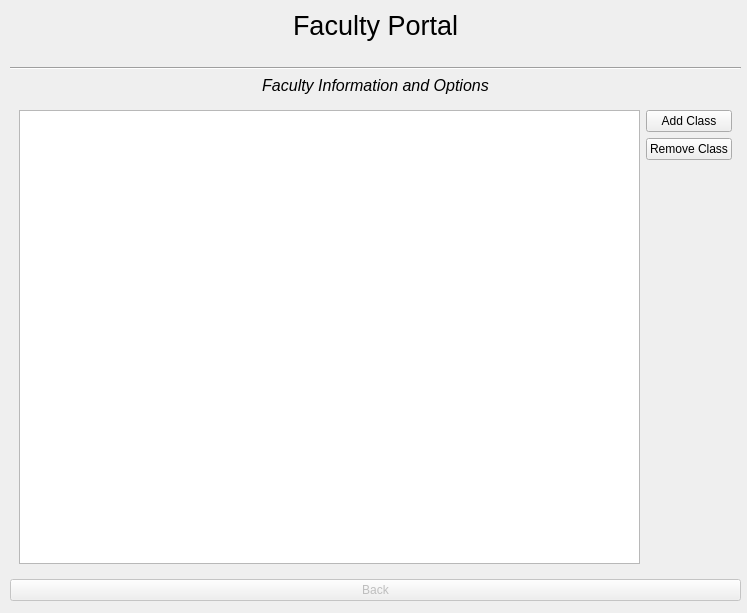
Before: the Qt Designer form Form Files/facultyView.ui in alixabahena/SIMS, drawn with Qt 5.
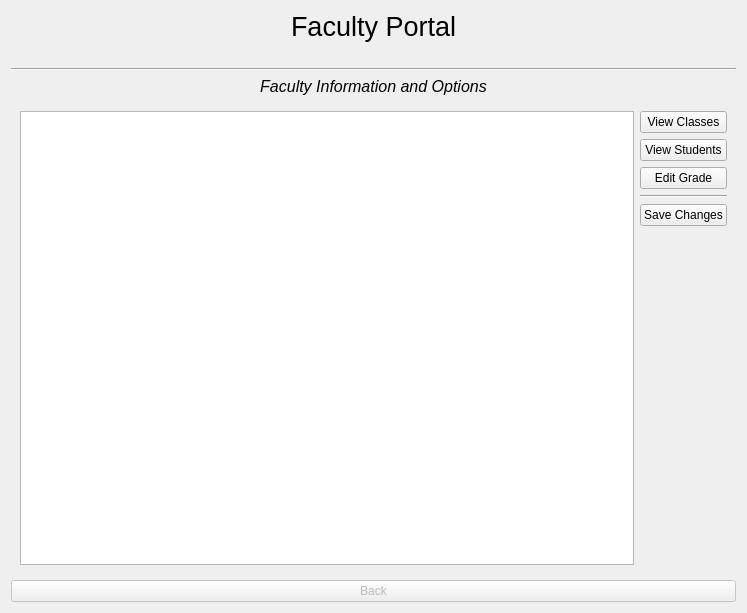
After: the same form once the commit is applied. The open tabs and pages were chosen to show the change.

Commit message: Adding more features to faculty view

Diff of the .ui file:
```diff
--- a/Form Files/facultyView.ui
+++ b/Form Files/facultyView.ui
@@ -13,15 +13,8 @@
   <property name="windowTitle">
    <string>Form</string>
   </property>
-  <widget class="QWidget" name="layoutWidget">
-   <property name="geometry">
-    <rect>
-     <x>10</x>
-     <y>10</y>
-     <width>731</width>
-     <height>591</height>
-    </rect>
-   </property>
+  <layout class="QVBoxLayout" name="verticalLayout_2">
+   <item>
    <layout class="QVBoxLayout" name="MainLayout">
     <item>
      <layout class="QVBoxLayout" name="verticalLayout_4"/>
@@ -295,21 +288,48 @@
        <layout class="QVBoxLayout" name="verticalLayout_10">
         <item>
          <layout class="QGridLayout" name="gridLayout_2">
-          <item row="0" column="1">
-           <widget class="QPushButton" name="addClassButton">
+           <item row="2" column="1">
+            <widget class="QPushButton" name="editGradeButton">
             <property name="text">
-             <string>Add Class</string>
+              <string>Edit Grade</string>
+             </property>
+            </widget>
+           </item>
+           <item row="4" column="1">
+            <widget class="QPushButton" name="saveChangesButton">
+             <property name="text">
+              <string>Save Changes</string>
+             </property>
+            </widget>
+           </item>
+           <item row="3" column="1">
+            <widget class="Line" name="line_5">
+             <property name="orientation">
+              <enum>Qt::Horizontal</enum>
             </property>
            </widget>
           </item>
           <item row="1" column="1">
-           <widget class="QPushButton" name="removeClassButton">
+            <widget class="QPushButton" name="viewStudentsButton">
+             <property name="sizePolicy">
+              <sizepolicy hsizetype="Minimum" vsizetype="Fixed">
+               <horstretch>0</horstretch>
+               <verstretch>0</verstretch>
+              </sizepolicy>
+             </property>
             <property name="text">
-             <string>Remove Class</string>
+              <string>View Students</string>
             </property>
            </widget>
           </item>
-          <item row="0" column="0" rowspan="3">
+           <item row="0" column="1">
+            <widget class="QPushButton" name="viewCurrentClassesButton">
+             <property name="text">
+              <string>View Classes</string>
+             </property>
+            </widget>
+           </item>
+           <item row="0" column="0" rowspan="6">
            <widget class="QTableView" name="manageClassesView"/>
           </item>
          </layout>
@@ -547,7 +567,8 @@
      </widget>
     </item>
    </layout>
-  </widget>
+   </item>
+  </layout>
  </widget>
  <resources/>
  <connections>
```
Left out of the diff: 4 changed lines with no effect on the pictures. Lines whose indentation alone changed are shown as unchanged. The commit also changes 3 other files.
